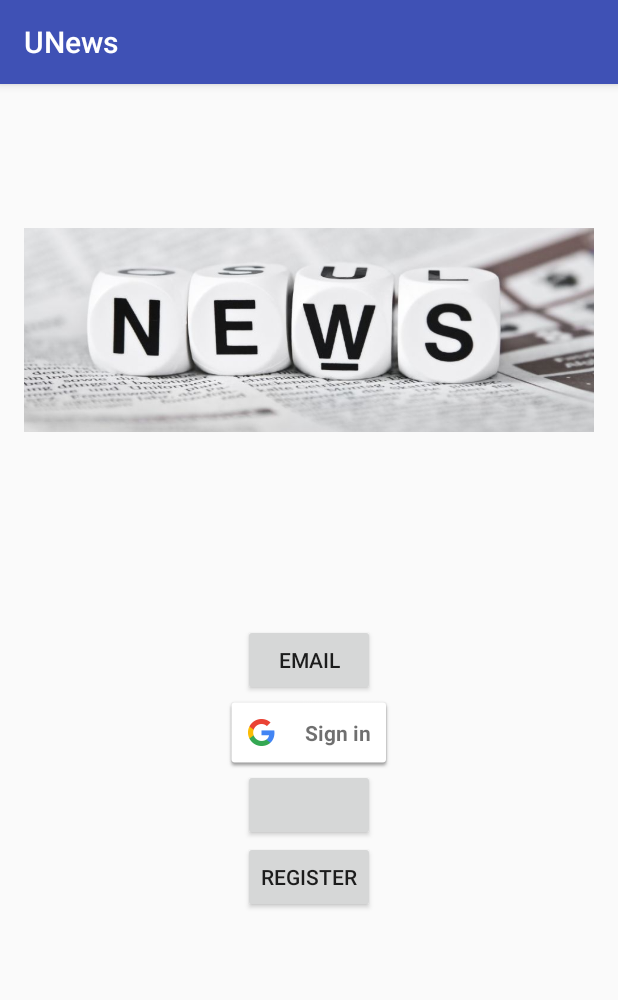
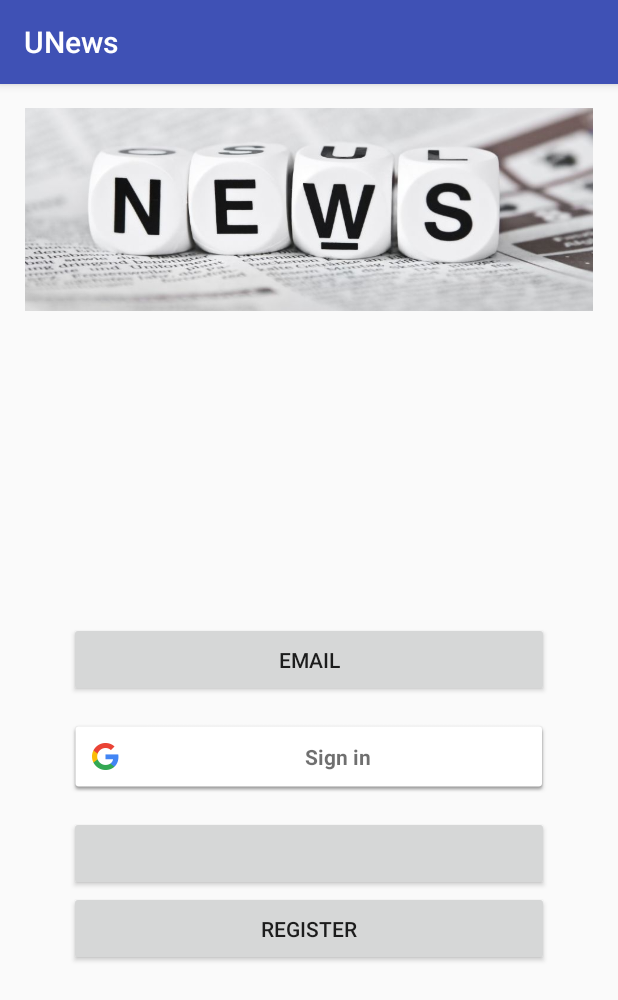
Before and after one commit to rlebre/NewsApp-Android, an Android app: the screen it shows after launch (LoginActivity), on a phone screen of 412 x 824 dp. Shown: the top 1000 px of the screen. Run offline under Robolectric (Android 15) with nearby library versions, the phone set to English and light mode, and no system bars; libraries missing offline, so code that uses them is left out: com.facebook, com.facebook.appevents; plain views replace LoginButton; 2 statements that could not run were skipped.

Commit message:
image aligned

```diff
--- a/app/src/main/AndroidManifest.xml
+++ b/app/src/main/AndroidManifest.xml
@@ -8,6 +8,12 @@
         android:label="@string/app_name"
         android:supportsRtl="true"
         android:theme="@style/AppTheme">
+
+        <activity
+            android:name="com.facebook.FacebookActivity"
+            android:configChanges="keyboard|keyboardHidden|screenLayout|screenSize|orientation"
+            android:label="@string/app_name"/>
+
         <activity android:name=".LoginActivity">
             <intent-filter>
                 <action android:name="android.intent.action.MAIN" />
--- a/app/src/main/java/com/ua/cm/project/unews/LoginActivity.java
+++ b/app/src/main/java/com/ua/cm/project/unews/LoginActivity.java
@@ -11,9 +11,10 @@ public class LoginActivity extends AppCompatActivity {
     @Override
     protected void onCreate(Bundle savedInstanceState) {
         super.onCreate(savedInstanceState);
-        setContentView(R.layout.activity_login);
 
         FacebookSdk.sdkInitialize(getApplicationContext());
         AppEventsLogger.activateApp(this);
+        setContentView(R.layout.activity_login);
+
     }
 }
--- a/app/src/main/res/layout/activity_login.xml
+++ b/app/src/main/res/layout/activity_login.xml
@@ -14,38 +14,60 @@
         android:id="@+id/main_logo"
         android:layout_width="wrap_content"
         android:layout_height="wrap_content"
-        android:layout_above="@+id/login_email"
-        android:layout_alignParentStart="true"
-        android:layout_marginBottom="48dp"
-        android:src="@drawable/main_logo" />
+        android:layout_alignEnd="@+id/login_email"
+        android:layout_alignParentTop="true"
+        android:adjustViewBounds="true"
+        android:src="@drawable/main_logo"
+        android:layout_centerHorizontal="true"
+        android:layout_alignParentLeft="true"
+        android:layout_alignParentRight="true"
+        android:layout_alignParentBottom="false" />
+
 
     <Button
         android:id="@+id/login_email"
-        android:layout_width="wrap_content"
+        android:layout_width="match_parent"
         android:layout_height="wrap_content"
         android:layout_centerHorizontal="true"
         android:layout_centerVertical="true"
+        android:layout_marginLeft="30dp"
+        android:layout_marginRight="30dp"
+        android:paddingBottom="15dp"
+        android:paddingTop="15dp"
         android:text="Email" />
 
     <com.google.android.gms.common.SignInButton
         android:id="@+id/login_google"
-        android:layout_width="wrap_content"
+        android:layout_width="match_parent"
         android:layout_height="wrap_content"
         android:layout_below="@+id/login_email"
-        android:layout_centerHorizontal="true" />
+        android:layout_centerHorizontal="true"
+        android:layout_marginLeft="30dp"
+        android:layout_marginRight="30dp"
+        android:paddingBottom="15dp"
+        android:paddingTop="15dp" />
+
 
     <com.facebook.login.widget.LoginButton
-        android:id="@+id/login_facebook"
-        android:layout_width="wrap_content"
+        android:id="@+id/login_facebook_button"
+        android:layout_width="match_parent"
         android:layout_height="wrap_content"
         android:layout_below="@+id/login_google"
-        android:layout_centerHorizontal="true" />
+        android:layout_marginLeft="30dp"
+        android:layout_marginRight="30dp"
+        android:paddingBottom="15dp"
+        android:paddingTop="15dp" />
 
     <Button
         android:id="@+id/register"
-        android:layout_width="wrap_content"
+        android:layout_width="match_parent"
         android:layout_height="wrap_content"
-        android:layout_below="@+id/login_facebook"
+        android:layout_below="@+id/login_facebook_button"
         android:layout_centerHorizontal="true"
+        android:layout_marginLeft="30dp"
+        android:layout_marginRight="30dp"
+        android:paddingBottom="15dp"
+        android:paddingTop="15dp"
         android:text="Register" />
+
 </RelativeLayout>
```
